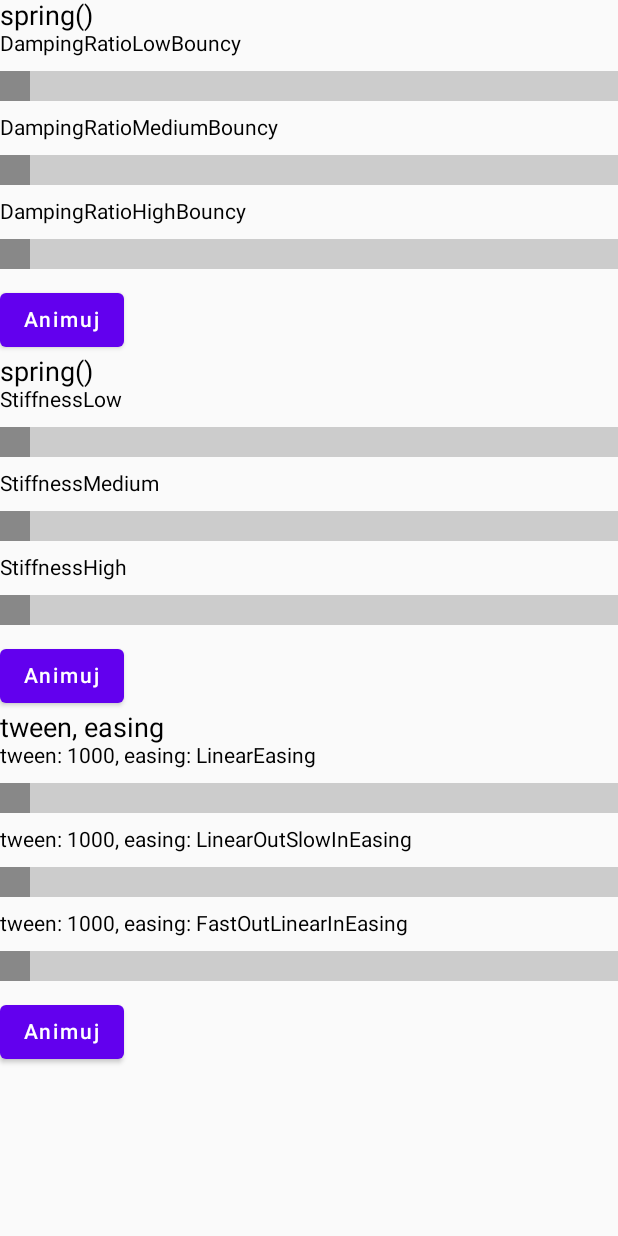
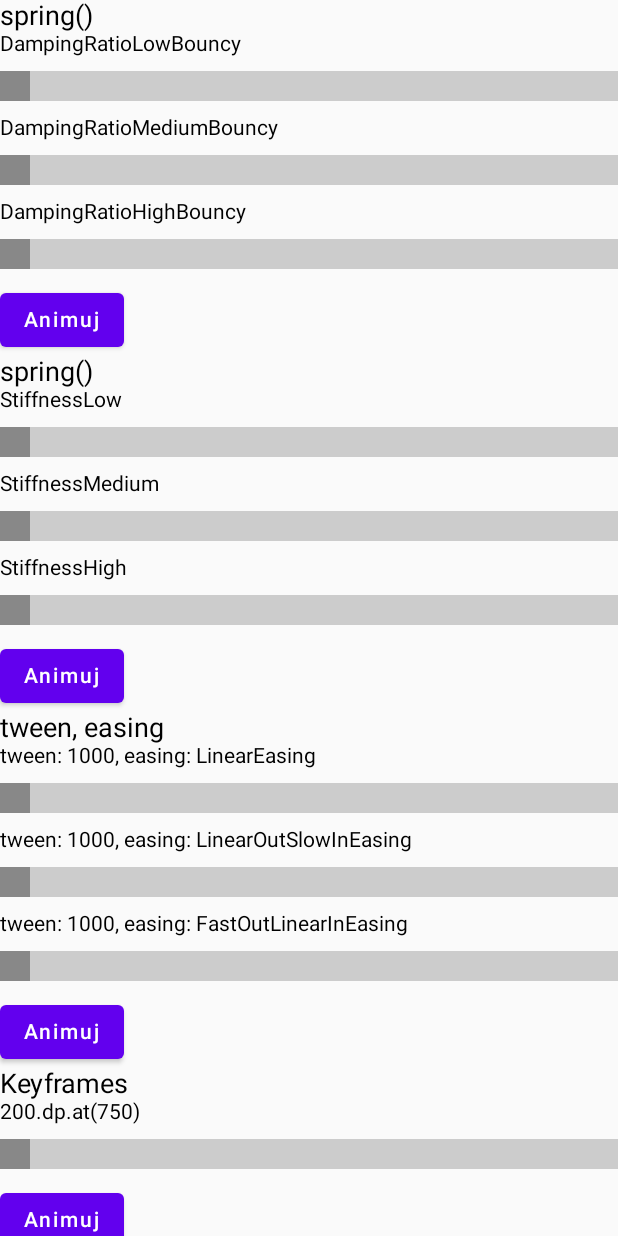
Before and after one commit to wlazlopwl/ComposeAnimations, an Android app built with Jetpack Compose: the AnimateAsStateScreen screen opened through its navigation route, on a phone screen of 412 x 824 dp. Run offline under Robolectric (Android 15) with nearby library versions, the phone set to English and light mode, and no system bars.

Commit message:
update AnimateAsStateScreen.kt: keyframes

```diff
--- a/app/src/main/java/com/appdevpwl/composeanimations/view/AnimateAsStateScreen.kt
+++ b/app/src/main/java/com/appdevpwl/composeanimations/view/AnimateAsStateScreen.kt
@@ -19,6 +19,7 @@ fun AnimateAsStateScreen() {
     var animationStateDamping by remember { mutableStateOf(AnimationState.Start) }
     var animationStateStiffness by remember { mutableStateOf(AnimationState.Start) }
     var animationStateTweenEasing by remember { mutableStateOf(AnimationState.Start) }
+    var animationStateKeyFrames by remember { mutableStateOf(AnimationState.Start) }
 
     Column(
         modifier = Modifier.verticalScroll(rememberScrollState())
@@ -40,8 +41,6 @@ fun AnimateAsStateScreen() {
             }
         }
 
-
-
         Text(text = "spring()", fontSize = 18.sp)
         Text(text = "StiffnessLow")
         CreateRowSpringStiffness(animationStateStiffness, Spring.StiffnessLow)
@@ -60,6 +59,7 @@ fun AnimateAsStateScreen() {
         }
 
         val tween = 1000
+
         Text(text = "tween, easing", fontSize = 18.sp)
         Text(text = "tween: 1000, easing: LinearEasing ")
         CreateRowSpringTweenEasing(animationStateTweenEasing, tween, easing = LinearEasing)
@@ -78,6 +78,19 @@ fun AnimateAsStateScreen() {
         }
 
 
+        Text(text = "Keyframes", fontSize = 18.sp)
+        Text(text = "200.dp.at(750) ")
+        CreateRowKeyFrames(animationStateKeyFrames, tween)
+
+
+        Box {
+            StartAnimateButton {
+                animationStateKeyFrames = when (animationStateKeyFrames) {
+                    AnimationState.Start -> AnimationState.Finish
+                    AnimationState.Finish -> AnimationState.Start
+                }
+            }
+        }
     }
 }
 
@@ -85,7 +98,7 @@ fun AnimateAsStateScreen() {
 private fun CreateRowSpringDamping(animationState: AnimationState, dampingRatio: Float) {
     val offsetAnimation: Dp by animateDpAsState(
         if (animationState == AnimationState.Start) 0.dp else 375.dp,
-        spring(dampingRatio = dampingRatio)
+        spring(dampingRatio = dampingRatio),
     )
     Box(Modifier.padding(top = 10.dp, bottom = 10.dp)) {
         Box(
@@ -153,6 +166,46 @@ private fun CreateRowSpringTweenEasing(animationState: AnimationState, tween: In
     }
 }
 
+@Composable
+private fun CreateRowKeyFrames(animationState: AnimationState, tween: Int) {
+    val offsetAnimation: Dp by animateDpAsState(
+        if (animationState == AnimationState.Start) 0.dp else 375.dp,
+        keyframes {
+            durationMillis = tween
+            200.dp.at(750)
+        }
+
+    /*
+    * example
+    *
+    *
+    * keyframes {
+        durationMillis = 1000
+        50.dp.at(20).with(LinearEasing)
+        200.dp.at(600).with(LinearOutSlowInEasing)
+        250.dp.at(700).with(FastOutSlowInEasing)
+    }
+    *
+    * */
+    )
+    Box(Modifier.padding(top = 10.dp, bottom = 10.dp)) {
+        Box(
+            modifier = Modifier
+                .fillMaxWidth()
+                .height(20.dp)
+                .background(Color.LightGray)
+        ) {
+        }
+        Box(
+            modifier = Modifier
+                .size(20.dp)
+                .absoluteOffset(x = offsetAnimation)
+                .background(Color.Gray)
+        ) {
+        }
+    }
+}
+
 enum class AnimationState {
     Start, Finish
 }
```
